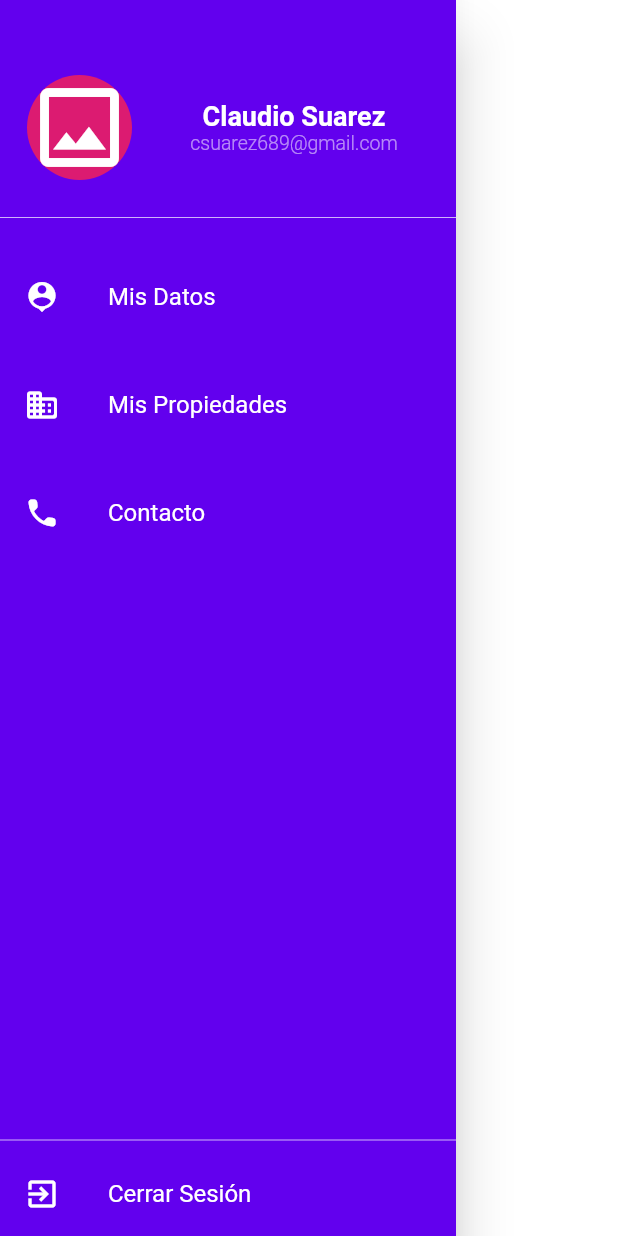
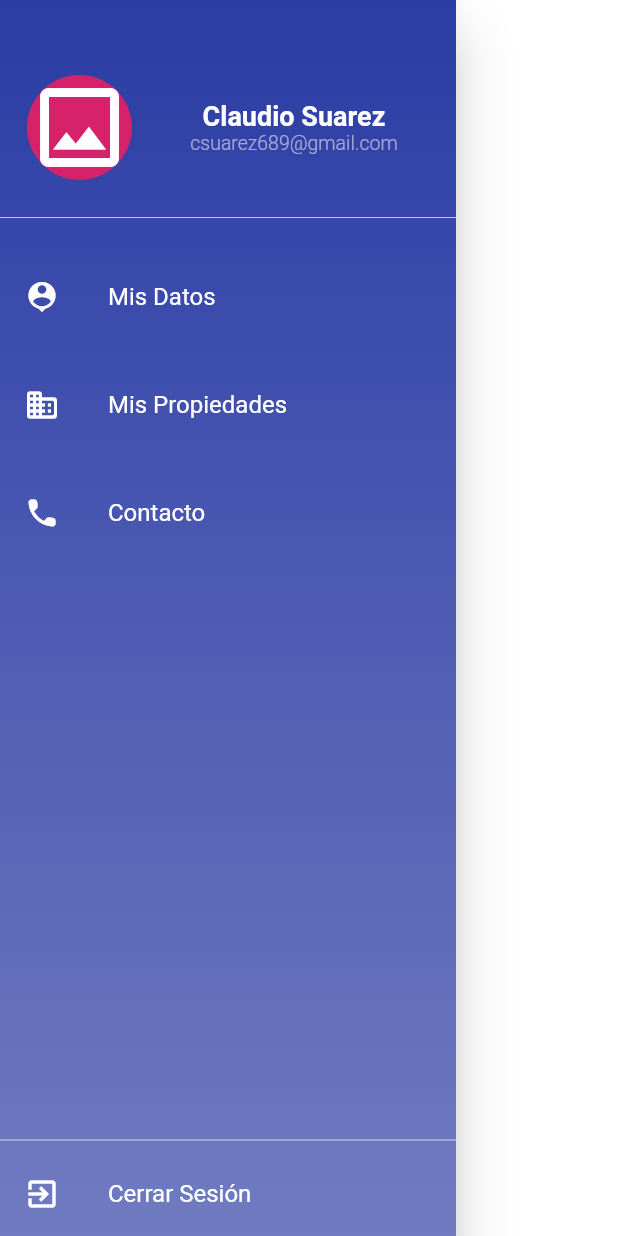
Before and after one commit to csuarez689/ulpInmo-flutter, a Flutter app: the NavigationDrawerWidget widget shown alone on an empty page, opened directly, on a phone screen of 412 x 824 dp. Run offline on Flutter 3.47's test engine with Material 2 defaults, Android fonts, the phone set to English and light mode, and no system bars; drawn by our look-alikes of cached_network_image; accounts and stored records are empty; network calls fail.

Commit message:
done navigation drawer

```diff
--- a/lib/src/helpers/snackbar_notifications.dart
+++ b/lib/src/helpers/snackbar_notifications.dart
@@ -8,7 +8,7 @@ void showSnackbar(BuildContext context, String mensaje) {
       textAlign: TextAlign.center,
       style: const TextStyle(color: Colors.white, fontSize: 14.0, fontWeight: FontWeight.w600),
     ),
-    backgroundColor: Theme.of(context).colorScheme.primary.withOpacity(.9),
+    backgroundColor: Theme.of(context).colorScheme.primary.withOpacity(.8),
     duration: const Duration(seconds: 5),
     dismissDirection: DismissDirection.horizontal,
     elevation: 2.0,
@@ -27,7 +27,7 @@ void showSnackbarError(BuildContext context, String mensaje) {
       textAlign: TextAlign.center,
       style: const TextStyle(color: Colors.white, fontSize: 14.0, fontWeight: FontWeight.w600),
     ),
-    backgroundColor: Theme.of(context).colorScheme.secondary.withOpacity(.9),
+    backgroundColor: Theme.of(context).colorScheme.secondary.withOpacity(.8),
     duration: const Duration(seconds: 5),
     dismissDirection: DismissDirection.horizontal,
     elevation: 2.0,
--- a/lib/src/widgets/navigation_drawer_widget.dart
+++ b/lib/src/widgets/navigation_drawer_widget.dart
@@ -12,7 +12,16 @@ class NavigationDrawerWidget extends StatelessWidget {
     final user = Provider.of<AuthService>(context).authUser!;
     return Drawer(
       child: Container(
-        color: Theme.of(context).colorScheme.primaryVariant,
+        decoration: BoxDecoration(
+          gradient: LinearGradient(
+            begin: Alignment.topCenter,
+            end: Alignment.bottomCenter,
+            colors: [
+              Theme.of(context).colorScheme.primary.withOpacity(.9),
+              Theme.of(context).colorScheme.primary.withOpacity(.6),
+            ],
+          ),
+        ),
         child: Column(
           children: [
             Expanded(
@@ -51,7 +60,7 @@ class _MenuItem extends StatelessWidget {
   @override
   Widget build(BuildContext context) {
     return Material(
-      color: Theme.of(context).colorScheme.primaryVariant,
+      color: Colors.transparent,
       child: ListTile(
         selected: selected,
         leading: Icon(icon, color: Colors.white),
@@ -70,7 +79,7 @@ class _Header extends StatelessWidget {
   @override
   Widget build(BuildContext context) {
     return Material(
-      color: Theme.of(context).colorScheme.primaryVariant,
+      color: Colors.transparent,
       child: InkWell(
         onTap: () {},
         child: Row(
```
Also changed, not shown: lib/main.dart (+5 -16 lines), lib/src/pages/profile_page.dart (+18 -11 lines).
